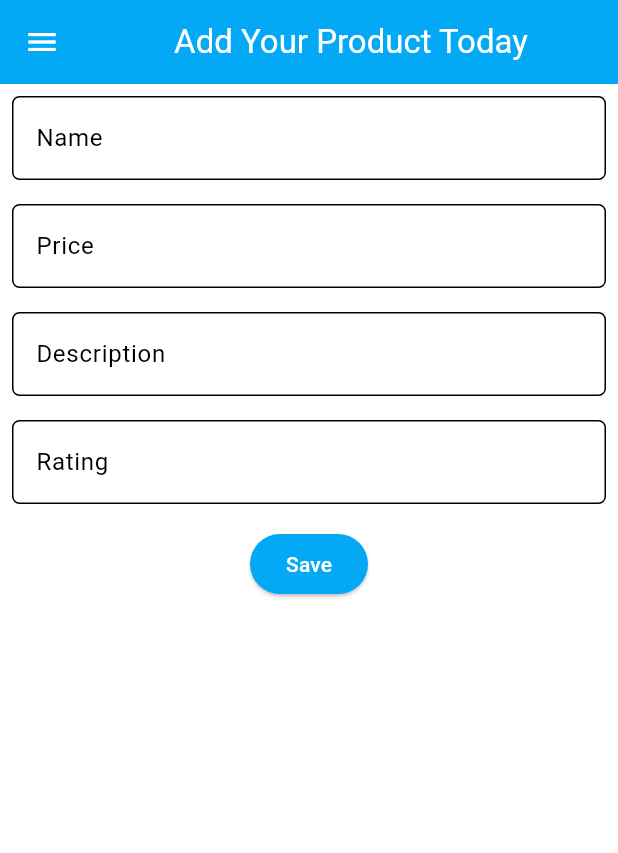
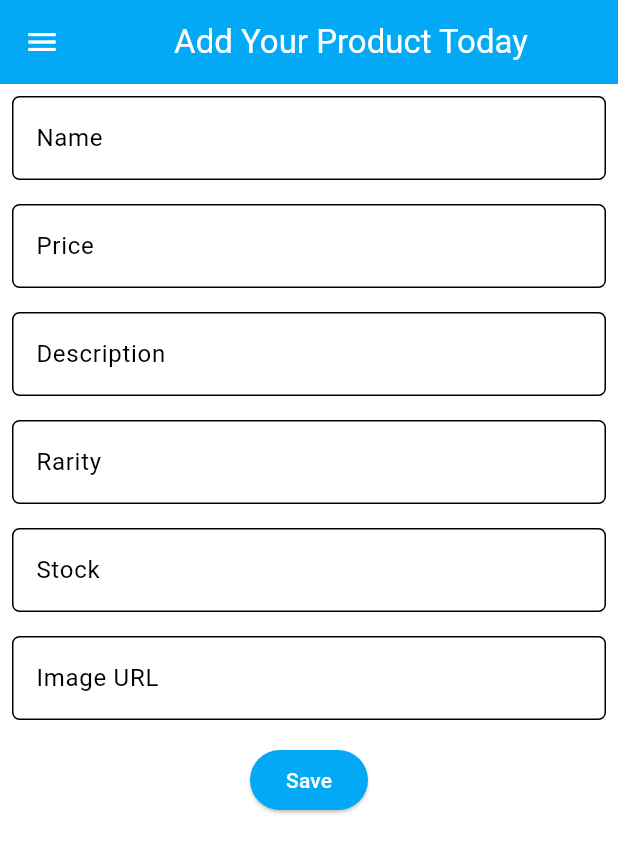
Before and after one commit to AndhikaNayakaAW/pixietreasures, a Flutter app: the ProductEntryPage screen opened directly, in the side drawer, after a tap on "Add Product", on a phone screen of 412 x 824 dp. Shown: the top 853 px of the screen. Run offline on Flutter 3.47's test engine with Material 3 defaults, Android fonts, the phone set to English and light mode, and no system bars; missing offline and left inert: pbp_django_auth.

Commit message:
Assignment 9

```diff
--- a/lib/screens/list_productentry.dart
+++ b/lib/screens/list_productentry.dart
@@ -1,3 +1,4 @@
+import 'dart:convert';
 import 'package:flutter/material.dart';
 import 'package:pbp_django_auth/pbp_django_auth.dart';
 import 'package:provider/provider.dart';
@@ -14,25 +15,33 @@ class ProductEntryPage extends StatefulWidget {
 
 class _ProductEntryPageState extends State<ProductEntryPage> {
 Future<List<ProductEntry>> fetchProduct(CookieRequest request) async {
+  try {
     // Fetch product data from the server
     final response = await request.get('http://localhost:8000/json/');
 
-    // Decoding the response into JSON
-    var data = response;
+    // Check if the response is empty
+    if (response.isEmpty) {
+      throw Exception("No data returned from the server.");
+    }
 
-    // Convert JSON data to a list of ProductEntry objects
-    List<ProductEntry> listProduct = [];
-    for (var d in data) {
-      if (d != null) {
-        listProduct.add(ProductEntry.fromJson(d));
+    // Convert response to List<ProductEntry>
+    List<ProductEntry> listProduct = (response as List)
+        .map((item) => ProductEntry.fromJson(item as Map<String, dynamic>))
+        .toList();
+
+    return listProduct;
+  } catch (error) {
+    // Log the error
+    print("Error fetching products: $error");
+    throw Exception("Failed to load products.");
   }
 }
-    return listProduct;
-  }
+
 
   @override
   Widget build(BuildContext context) {
     final request = context.watch<CookieRequest>();
+
     return Scaffold(
       appBar: AppBar(
         title: const Text('Product Entry List'),
@@ -42,27 +51,35 @@ class _ProductEntryPageState extends State<ProductEntryPage> {
       drawer: const LeftDrawer(),
       body: FutureBuilder(
         future: fetchProduct(request),
-        builder: (context, AsyncSnapshot snapshot) {
-          if (snapshot.data == null) {
+        builder: (context, AsyncSnapshot<List<ProductEntry>> snapshot) {
+          if (snapshot.connectionState == ConnectionState.waiting) {
+            // Show loading indicator while fetching data
             return const Center(child: CircularProgressIndicator());
-          } else {
-            if (!snapshot.hasData) {
-              return const Column(
-                children: [
-                  Text(
+          } else if (snapshot.hasError) {
+            // Show error message if fetching data failed
+            return Center(
+              child: Text(
+                "Error: ${snapshot.error}",
+                style: const TextStyle(color: Colors.red),
+              ),
+            );
+          } else if (!snapshot.hasData || snapshot.data!.isEmpty) {
+            // Show message if there are no products
+            return const Center(
+              child: Text(
                 'There is no product data in PixieTreasures.',
                 style: TextStyle(fontSize: 20, color: Color(0xff59A5D8)),
               ),
-                  SizedBox(height: 8),
-                ],
             );
           } else {
+            // Display the list of products
             return ListView.builder(
               itemCount: snapshot.data!.length,
               itemBuilder: (_, index) {
                 var product = snapshot.data![index];
                 return GestureDetector(
                   onTap: () {
+                    // Navigate to product details page
                     Navigator.push(
                       context,
                       MaterialPageRoute(
@@ -105,7 +122,6 @@ class _ProductEntryPageState extends State<ProductEntryPage> {
               },
             );
           }
-          }
         },
       ),
     );
--- a/lib/screens/product_detail.dart
+++ b/lib/screens/product_detail.dart
@@ -1,5 +1,5 @@
 import 'package:flutter/material.dart';
-import 'package:pixietreasures/models/product_entry.dart'; // Adjusted import path
+import 'package:pixietreasures/models/product_entry.dart';
 
 class ProductDetail extends StatelessWidget {
   final ProductEntry product;
--- a/lib/screens/productentry_form.dart
+++ b/lib/screens/productentry_form.dart
@@ -17,7 +17,9 @@ class _ProductEntryFormPageState extends State<ProductEntryFormPage> {
   String _name = "";
   int _price = 0;
   String _description = "";
-  int _rating = 0;
+  String _rarity = "";
+  int _stock = 0;
+  String _imageUrl = "";
 
   @override
   Widget build(BuildContext context) {
@@ -115,13 +117,37 @@ class _ProductEntryFormPageState extends State<ProductEntryFormPage> {
                   },
                 ),
               ),
-              // Rating Field
+              // Rarity Field
               Padding(
                 padding: const EdgeInsets.all(8.0),
                 child: TextFormField(
                   decoration: InputDecoration(
-                    hintText: "Rating",
-                    labelText: "Rating",
+                    hintText: "Rarity",
+                    labelText: "Rarity",
+                    border: OutlineInputBorder(
+                      borderRadius: BorderRadius.circular(5.0),
+                    ),
+                  ),
+                  onChanged: (String? value) {
+                    setState(() {
+                      _rarity = value!;
+                    });
+                  },
+                  validator: (String? value) {
+                    if (value == null || value.isEmpty) {
+                      return "Rarity cannot be empty!";
+                    }
+                    return null;
+                  },
+                ),
+              ),
+              // Stock Field
+              Padding(
+                padding: const EdgeInsets.all(8.0),
+                child: TextFormField(
+                  decoration: InputDecoration(
+                    hintText: "Stock",
+                    labelText: "Stock",
                     border: OutlineInputBorder(
                       borderRadius: BorderRadius.circular(5.0),
                     ),
@@ -129,15 +155,39 @@ class _ProductEntryFormPageState extends State<ProductEntryFormPage> {
                   keyboardType: TextInputType.number,
                   onChanged: (String? value) {
                     setState(() {
-                      _rating = int.tryParse(value!) ?? 0;
+                      _stock = int.tryParse(value!) ?? 0;
                     });
                   },
                   validator: (String? value) {
                     if (value == null || value.isEmpty) {
-                      return "Rating cannot be empty!";
+                      return "Stock cannot be empty!";
                     }
                     if (int.tryParse(value) == null) {
-                      return "Rating must be a number!";
+                      return "Stock must be a number!";
+                    }
+                    return null;
+                  },
+                ),
+              ),
+              // Image URL Field
+              Padding(
+                padding: const EdgeInsets.all(8.0),
+                child: TextFormField(
+                  decoration: InputDecoration(
+                    hintText: "Image URL",
+                    labelText: "Image URL",
+                    border: OutlineInputBorder(
+                      borderRadius: BorderRadius.circular(5.0),
+                    ),
+                  ),
+                  onChanged: (String? value) {
+                    setState(() {
+                      _imageUrl = value!;
+                    });
+                  },
+                  validator: (String? value) {
+                    if (value == null || value.isEmpty) {
+                      return "Image URL cannot be empty!";
                     }
                     return null;
                   },
@@ -158,15 +208,17 @@ class _ProductEntryFormPageState extends State<ProductEntryFormPage> {
                         // Send request to Django server
                         final response = await request.postJson(
                           "http://localhost:8000/create-flutter/",
-                          jsonEncode(<String, String>{
-                            'name': _name,
-                            'price': _price.toString(),
-                            'description': _description,
-                            'rating': _rating.toString(),
+                          jsonEncode(<String, dynamic>{
+                              'name': _name,
+                              'price': _price.toString(),
+                              'description': _description,
+                              'rarity': _rarity,
+                              'stock': _stock.toString(),
+                              'image_url': _imageUrl,
                           }),
                         );
                         if (context.mounted) {
-                          if (response['status'] == 'success') {
+                          if (response['status'] == true) {
                             ScaffoldMessenger.of(context).showSnackBar(
                               const SnackBar(
                                 content: Text("New product has been saved successfully!"),
--- a/pubspec.yaml
+++ b/pubspec.yaml
@@ -35,6 +35,8 @@ dependencies:
   # The following adds the Cupertino Icons font to your application.
   # Use with the CupertinoIcons class for iOS style icons.
   cupertino_icons: ^1.0.8
+  provider: ^6.1.2
+  pbp_django_auth: ^0.4.0
 
 dev_dependencies:
   flutter_test:
```
Also changed, not shown: lib/models/product_entry.dart (+9 -7 lines), pubspec.lock, 7 other files. Lines whose indentation alone changed are shown as unchanged.
